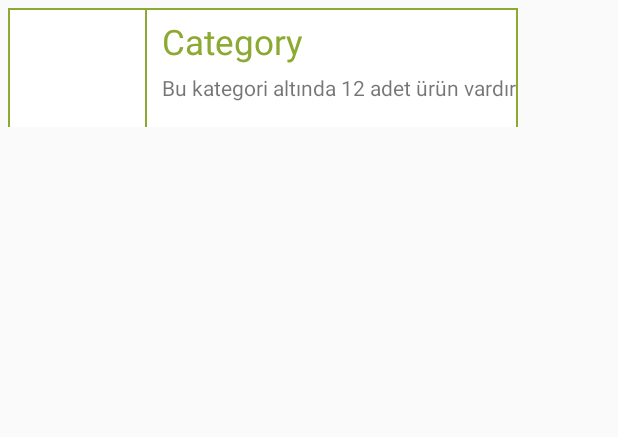
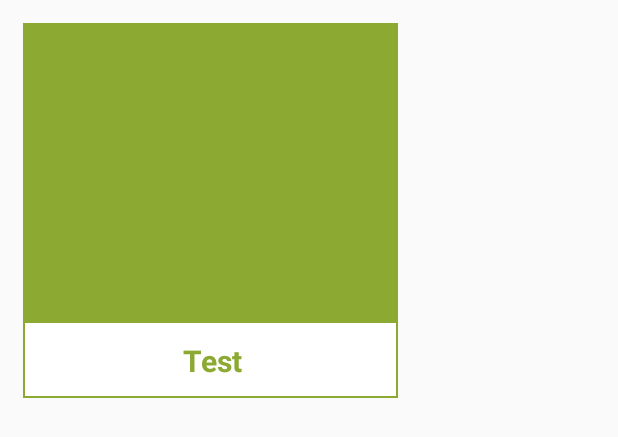
Before and after one commit to erdembingol/EMUA, an Android app: the layout single_item_in_category_list.xml on its own in the app's theme, with its tools: preview values and no code run, on a phone screen of 412 x 824 dp. Shown: the top 437 px of the screen. Run offline under Robolectric (Android 15) with nearby library versions, the phone set to English and light mode, and no system bars.

Commit message:
Emua Project
- Tasarım tamamlandı

```diff
--- a/app/src/main/AndroidManifest.xml
+++ b/app/src/main/AndroidManifest.xml
@@ -12,7 +12,7 @@
 
     <application
         android:allowBackup="true"
-        android:icon="@mipmap/icon_emua_color"
+        android:icon="@mipmap/logo"
         android:label="@string/app_name"
         android:supportsRtl="true"
         android:theme="@style/AppTheme">
--- a/app/src/main/java/com/evrekaguys/myapplication/activity/StartActivity.java
+++ b/app/src/main/java/com/evrekaguys/myapplication/activity/StartActivity.java
@@ -6,6 +6,7 @@ import android.os.Bundle;
 import android.view.MotionEvent;
 import android.view.View;
 import android.widget.ImageView;
+import android.widget.Toast;
 
 import com.evrekaguys.myapplication.R;
 import com.evrekaguys.myapplication.activity.base.BaseActivity;
@@ -62,4 +63,8 @@ public class StartActivity extends BaseActivity {
         return licenced;
 
     }
+
+    public void update(View v) {
+        Toast.makeText(getApplicationContext(), "There is no update...", Toast.LENGTH_SHORT).show();
+    }
 }
--- a/app/src/main/java/com/evrekaguys/myapplication/adaptor/CategoryListAdapter.java
+++ b/app/src/main/java/com/evrekaguys/myapplication/adaptor/CategoryListAdapter.java
@@ -47,9 +47,6 @@ public class CategoryListAdapter extends ArrayAdapter<String> {
 		ImageView imageView = (ImageView) gridView.findViewById(R.id.grid_item_image);
 		imageView.setImageBitmap(imgid.get(position));
 
-		TextView extratxt = (TextView) gridView.findViewById(R.id.category_description_label);
-		extratxt.setText("Bu kategori altında " + categoryInfo[1] + " adet ürün vardır.");
-
 		return gridView;
 
 	}
--- a/app/src/main/res/layout-sw320dp/single_item_in_category_list.xml
+++ b/app/src/main/res/layout-sw320dp/single_item_in_category_list.xml
@@ -1,74 +1,50 @@
 <?xml version="1.0" encoding="utf-8"?>
 <LinearLayout xmlns:android="http://schemas.android.com/apk/res/android"
-    android:layout_width="wrap_content"
-    android:layout_height="90dp"
-    android:orientation="horizontal"
-    android:paddingLeft="5dp"
-    android:paddingTop="5dp"
-    android:paddingRight="5dp"
-    android:paddingBottom="5dp">
+    android:layout_width="250dp"
+    android:layout_height="250dp"
+    android:layout_marginTop="15dp"
+    android:layout_marginRight="15dp"
+    android:layout_marginLeft="15dp"
+    android:layout_marginBottom="15dp"
+    android:orientation="vertical"
+    android:background="@drawable/product">
 
-    <LinearLayout
-        android:orientation="vertical"
-        android:layout_width="wrap_content"
-        android:layout_height="80dp"
-        android:background="#8ca932">
-
-        <LinearLayout
-            android:orientation="vertical"
-            android:layout_width="wrap_content"
-            android:layout_height="78dp"
-            android:background="#ffffff"
-            android:layout_marginLeft="1dp"
-            android:layout_marginTop="1dp"
-            android:layout_marginBottom="1dp">
-
-            <ImageView
-                android:id="@+id/grid_item_image"
-                android:layout_width="90dp"
-                android:layout_height="78dp"
-                android:scaleType="fitXY">
-            </ImageView>
-        </LinearLayout>
-    </LinearLayout>
+    <ImageView
+        android:id="@+id/grid_item_image"
+        android:layout_width="250dp"
+        android:layout_height="200dp"
+        android:scaleType="fitXY"
+        android:paddingLeft="1dp"
+        android:paddingRight="1dp"
+        android:paddingTop="1dp"
+        android:paddingBottom="1dp" />
 
     <LinearLayout
         android:orientation="vertical"
         android:layout_width="match_parent"
-        android:layout_height="80dp"
-        android:background="#8ca932">
+        android:layout_height="match_parent">
 
         <LinearLayout
+            android:orientation="vertical"
             android:layout_width="match_parent"
-            android:layout_height="78dp"
-            android:orientation="vertical"
-            android:paddingLeft="10dp"
+            android:layout_height="match_parent"
             android:background="#ffffff"
-            android:layout_marginTop="1dp"
+            android:layout_marginLeft="1dp"
             android:layout_marginRight="1dp"
-            android:layout_marginBottom="1dp"
-            android:layout_marginLeft="1dp">
+            android:layout_marginBottom="1dp">
 
             <TextView
                 android:id="@+id/category_name_label"
-                android:layout_width="wrap_content"
-                android:layout_height="wrap_content"
-                android:text="Category"
-                android:layout_marginTop="5dp"
-                android:textSize="23dp"
-                android:textColor="#8ca932">
-            </TextView>
-
-            <TextView
-                android:id="@+id/category_description_label"
-                android:layout_width="wrap_content"
-                android:layout_height="wrap_content"
-                android:text="Bu kategori altında 12 adet ürün vardır"
-                android:layout_marginTop="5dp"
-                android:textSize="14dp" >
-            </TextView>
+                android:text="Test"
+                android:layout_width="250dp"
+                android:layout_height="50dp"
+                android:gravity="center"
+                android:textSize="20dp"
+                android:textStyle="bold"
+                android:textColor="#8ca932"
+                android:foregroundGravity="center"
+                android:background="#ffffff" />
         </LinearLayout>
     </LinearLayout>
 
-
 </LinearLayout>
--- a/app/src/main/res/layout-sw480dp/single_item_in_category_list.xml
+++ b/app/src/main/res/layout-sw480dp/single_item_in_category_list.xml
@@ -1,74 +1,50 @@
 <?xml version="1.0" encoding="utf-8"?>
 <LinearLayout xmlns:android="http://schemas.android.com/apk/res/android"
-    android:layout_width="wrap_content"
-    android:layout_height="120dp"
-    android:orientation="horizontal"
-    android:paddingLeft="5dp"
-    android:paddingTop="5dp"
-    android:paddingRight="5dp"
-    android:paddingBottom="5dp">
+    android:layout_width="300dp"
+    android:layout_height="300dp"
+    android:layout_marginTop="15dp"
+    android:layout_marginRight="15dp"
+    android:layout_marginLeft="15dp"
+    android:layout_marginBottom="15dp"
+    android:orientation="vertical"
+    android:background="@drawable/product">
 
-    <LinearLayout
-        android:orientation="vertical"
-        android:layout_width="wrap_content"
-        android:layout_height="110dp"
-        android:background="#8ca932">
-
-        <LinearLayout
-            android:orientation="vertical"
-            android:layout_width="wrap_content"
-            android:layout_height="108dp"
-            android:background="#ffffff"
-            android:layout_marginLeft="1dp"
-            android:layout_marginTop="1dp"
-            android:layout_marginBottom="1dp">
-
-            <ImageView
-                android:id="@+id/grid_item_image"
-                android:layout_width="130dp"
-                android:layout_height="108dp"
-                android:scaleType="fitXY">
-            </ImageView>
-        </LinearLayout>
-    </LinearLayout>
+    <ImageView
+        android:id="@+id/grid_item_image"
+        android:layout_width="300dp"
+        android:layout_height="240dp"
+        android:scaleType="fitXY"
+        android:paddingLeft="1dp"
+        android:paddingRight="1dp"
+        android:paddingTop="1dp"
+        android:paddingBottom="1dp" />
 
     <LinearLayout
         android:orientation="vertical"
         android:layout_width="match_parent"
-        android:layout_height="110dp"
-        android:background="#8ca932">
+        android:layout_height="match_parent">
 
         <LinearLayout
+            android:orientation="vertical"
             android:layout_width="match_parent"
-            android:layout_height="108dp"
-            android:orientation="vertical"
-            android:paddingLeft="10dp"
+            android:layout_height="match_parent"
             android:background="#ffffff"
-            android:layout_marginTop="1dp"
+            android:layout_marginLeft="1dp"
             android:layout_marginRight="1dp"
-            android:layout_marginBottom="1dp"
-            android:layout_marginLeft="1dp">
+            android:layout_marginBottom="1dp">
 
             <TextView
                 android:id="@+id/category_name_label"
-                android:layout_width="wrap_content"
-                android:layout_height="wrap_content"
-                android:text="Category"
-                android:layout_marginTop="5dp"
-                android:textSize="24dp"
-                android:textColor="#8ca932">
-            </TextView>
-
-            <TextView
-                android:id="@+id/category_description_label"
-                android:layout_width="wrap_content"
-                android:layout_height="wrap_content"
-                android:text="Bu kategori altında 12 adet ürün vardır"
-                android:layout_marginTop="5dp"
-                android:textSize="18dp" >
-            </TextView>
+                android:text="Test"
+                android:layout_width="300dp"
+                android:layout_height="60dp"
+                android:gravity="center"
+                android:textSize="25dp"
+                android:textStyle="bold"
+                android:textColor="#8ca932"
+                android:foregroundGravity="center"
+                android:background="#ffffff" />
         </LinearLayout>
     </LinearLayout>
 
-
 </LinearLayout>
--- a/app/src/main/res/layout-sw600dp/single_item_in_category_list.xml
+++ b/app/src/main/res/layout-sw600dp/single_item_in_category_list.xml
@@ -1,74 +1,50 @@
 <?xml version="1.0" encoding="utf-8"?>
 <LinearLayout xmlns:android="http://schemas.android.com/apk/res/android"
-    android:layout_width="wrap_content"
-    android:layout_height="90dp"
-    android:orientation="horizontal"
-    android:paddingLeft="5dp"
-    android:paddingTop="5dp"
-    android:paddingRight="5dp"
-    android:paddingBottom="5dp">
+    android:layout_width="250dp"
+    android:layout_height="250dp"
+    android:layout_marginTop="15dp"
+    android:layout_marginRight="15dp"
+    android:layout_marginLeft="15dp"
+    android:layout_marginBottom="15dp"
+    android:orientation="vertical"
+    android:background="@drawable/product">
 
-    <LinearLayout
-        android:orientation="vertical"
-        android:layout_width="wrap_content"
-        android:layout_height="80dp"
-        android:background="#8ca932">
-
-        <LinearLayout
-            android:orientation="vertical"
-            android:layout_width="wrap_content"
-            android:layout_height="78dp"
-            android:background="#ffffff"
-            android:layout_marginLeft="1dp"
-            android:layout_marginTop="1dp"
-            android:layout_marginBottom="1dp">
-
-            <ImageView
-                android:id="@+id/grid_item_image"
-                android:layout_width="90dp"
-                android:layout_height="78dp"
-                android:scaleType="fitXY">
-            </ImageView>
-        </LinearLayout>
-    </LinearLayout>
+    <ImageView
+        android:id="@+id/grid_item_image"
+        android:layout_width="250dp"
+        android:layout_height="200dp"
+        android:scaleType="fitXY"
+        android:paddingLeft="1dp"
+        android:paddingRight="1dp"
+        android:paddingTop="1dp"
+        android:paddingBottom="1dp" />
 
     <LinearLayout
         android:orientation="vertical"
         android:layout_width="match_parent"
-        android:layout_height="80dp"
-        android:background="#8ca932">
+        android:layout_height="match_parent">
 
         <LinearLayout
+            android:orientation="vertical"
             android:layout_width="match_parent"
-            android:layout_height="78dp"
-            android:orientation="vertical"
-            android:paddingLeft="10dp"
+            android:layout_height="match_parent"
             android:background="#ffffff"
-            android:layout_marginTop="1dp"
+            android:layout_marginLeft="1dp"
             android:layout_marginRight="1dp"
-            android:layout_marginBottom="1dp"
-            android:layout_marginLeft="1dp">
+            android:layout_marginBottom="1dp">
 
             <TextView
                 android:id="@+id/category_name_label"
-                android:layout_width="wrap_content"
-                android:layout_height="wrap_content"
-                android:text="Category"
-                android:layout_marginTop="5dp"
-                android:textSize="23dp"
-                android:textColor="#8ca932">
-            </TextView>
-
-            <TextView
-                android:id="@+id/category_description_label"
-                android:layout_width="wrap_content"
-                android:layout_height="wrap_content"
-                android:text="Bu kategori altında 12 adet ürün vardır"
-                android:layout_marginTop="5dp"
-                android:textSize="14dp" >
-            </TextView>
+                android:text="Test"
+                android:layout_width="250dp"
+                android:layout_height="50dp"
+                android:gravity="center"
+                android:textSize="20dp"
+                android:textStyle="bold"
+                android:textColor="#8ca932"
+                android:foregroundGravity="center"
+                android:background="#ffffff" />
         </LinearLayout>
     </LinearLayout>
 
-
 </LinearLayout>
--- a/app/src/main/res/layout-sw720dp/single_item_in_category_list.xml
+++ b/app/src/main/res/layout-sw720dp/single_item_in_category_list.xml
@@ -1,74 +1,50 @@
 <?xml version="1.0" encoding="utf-8"?>
 <LinearLayout xmlns:android="http://schemas.android.com/apk/res/android"
-    android:layout_width="wrap_content"
-    android:layout_height="140dp"
-    android:orientation="horizontal"
-    android:paddingLeft="5dp"
-    android:paddingTop="5dp"
-    android:paddingRight="5dp"
-    android:paddingBottom="5dp">
+    android:layout_width="300dp"
+    android:layout_height="300dp"
+    android:layout_marginTop="15dp"
+    android:layout_marginRight="15dp"
+    android:layout_marginLeft="15dp"
+    android:layout_marginBottom="15dp"
+    android:orientation="vertical"
+    android:background="@drawable/product">
 
-    <LinearLayout
-        android:orientation="vertical"
-        android:layout_width="wrap_content"
-        android:layout_height="110dp"
-        android:background="#8ca932">
-
-        <LinearLayout
-            android:orientation="vertical"
-            android:layout_width="wrap_content"
-            android:layout_height="108dp"
-            android:background="#ffffff"
-            android:layout_marginLeft="1dp"
-            android:layout_marginTop="1dp"
-            android:layout_marginBottom="1dp">
-
-            <ImageView
-                android:id="@+id/grid_item_image"
-                android:layout_width="130dp"
-                android:layout_height="108dp"
-                android:scaleType="fitXY">
-            </ImageView>
-        </LinearLayout>
-    </LinearLayout>
+    <ImageView
+        android:id="@+id/grid_item_image"
+        android:layout_width="300dp"
+        android:layout_height="240dp"
+        android:scaleType="fitXY"
+        android:paddingLeft="1dp"
+        android:paddingRight="1dp"
+        android:paddingTop="1dp"
+        android:paddingBottom="1dp" />
 
     <LinearLayout
         android:orientation="vertical"
         android:layout_width="match_parent"
-        android:layout_height="110dp"
-        android:background="#8ca932">
+        android:layout_height="match_parent">
 
         <LinearLayout
+            android:orientation="vertical"
             android:layout_width="match_parent"
-            android:layout_height="108dp"
-            android:orientation="vertical"
-            android:paddingLeft="10dp"
+            android:layout_height="match_parent"
             android:background="#ffffff"
-            android:layout_marginTop="1dp"
+            android:layout_marginLeft="1dp"
             android:layout_marginRight="1dp"
-            android:layout_marginBottom="1dp"
-            android:layout_marginLeft="1dp">
+            android:layout_marginBottom="1dp">
 
             <TextView
                 android:id="@+id/category_name_label"
-                android:layout_width="wrap_content"
-                android:layout_height="wrap_content"
-                android:text="Category"
-                android:layout_marginTop="5dp"
-                android:textSize="30dp"
-                android:textColor="#8ca932">
-            </TextView>
-
-            <TextView
-                android:id="@+id/category_description_label"
-                android:layout_width="wrap_content"
-                android:layout_height="wrap_content"
-                android:text="Bu kategori altında 12 adet ürün vardır"
-                android:layout_marginTop="5dp"
-                android:textSize="18dp" >
-            </TextView>
+                android:text="Test"
+                android:layout_width="300dp"
+                android:layout_height="60dp"
+                android:gravity="center"
+                android:textSize="25dp"
+                android:textStyle="bold"
+                android:textColor="#8ca932"
+                android:foregroundGravity="center"
+                android:background="#ffffff" />
         </LinearLayout>
     </LinearLayout>
 
-
 </LinearLayout>
--- a/app/src/main/res/layout/activity_start.xml
+++ b/app/src/main/res/layout/activity_start.xml
@@ -28,7 +28,7 @@
                 android:layout_width="wrap_content"
                 android:layout_height="wrap_content"
                 android:text="Menüye Buyrun..."
-                android:textSize="35sp"
+                android:textSize="20sp"
                 android:layout_centerInParent="true"
                 android:textColor="#8ca932"
                 android:textStyle="bold|italic"
@@ -52,7 +52,7 @@
                 android:gravity="center"
                 android:layout_above="@+id/textView7"
                 android:layout_alignParentLeft="true"
-                android:textSize="14dp"
+                android:textSize="10dp"
                 android:textStyle="italic" />
 
             <TextView
@@ -66,7 +66,7 @@
                 android:layout_alignParentBottom="true"
                 android:layout_alignParentLeft="true"
                 android:layout_alignParentStart="true"
-                android:textSize="14dp"
+                android:textSize="10dp"
                 android:textStyle="italic" />
 
         </LinearLayout>
--- a/app/src/main/res/layout/single_item_in_category_list.xml
+++ b/app/src/main/res/layout/single_item_in_category_list.xml
@@ -1,74 +1,50 @@
 <?xml version="1.0" encoding="utf-8"?>
 <LinearLayout xmlns:android="http://schemas.android.com/apk/res/android"
-    android:layout_width="wrap_content"
-    android:layout_height="90dp"
-    android:orientation="horizontal"
-    android:paddingLeft="5dp"
-    android:paddingTop="5dp"
-    android:paddingRight="5dp"
-    android:paddingBottom="5dp">
+    android:layout_width="250dp"
+    android:layout_height="250dp"
+    android:layout_marginTop="15dp"
+    android:layout_marginRight="15dp"
+    android:layout_marginLeft="15dp"
+    android:layout_marginBottom="15dp"
+    android:orientation="vertical"
+    android:background="@drawable/product">
 
-    <LinearLayout
-        android:orientation="vertical"
-        android:layout_width="wrap_content"
-        android:layout_height="80dp"
-        android:background="#8ca932">
-
-        <LinearLayout
-            android:orientation="vertical"
-            android:layout_width="wrap_content"
-            android:layout_height="78dp"
-            android:background="#ffffff"
-            android:layout_marginLeft="1dp"
-            android:layout_marginTop="1dp"
-            android:layout_marginBottom="1dp">
-
-            <ImageView
-                android:id="@+id/grid_item_image"
-                android:layout_width="90dp"
-                android:layout_height="78dp"
-                android:scaleType="fitXY">
-            </ImageView>
-        </LinearLayout>
-    </LinearLayout>
+    <ImageView
+        android:id="@+id/grid_item_image"
+        android:layout_width="250dp"
+        android:layout_height="200dp"
+        android:scaleType="fitXY"
+        android:paddingLeft="1dp"
+        android:paddingRight="1dp"
+        android:paddingTop="1dp"
+        android:paddingBottom="1dp" />
 
     <LinearLayout
         android:orientation="vertical"
         android:layout_width="match_parent"
-        android:layout_height="80dp"
-        android:background="#8ca932">
+        android:layout_height="match_parent">
 
         <LinearLayout
+            android:orientation="vertical"
             android:layout_width="match_parent"
-            android:layout_height="78dp"
-            android:orientation="vertical"
-            android:paddingLeft="10dp"
+            android:layout_height="match_parent"
             android:background="#ffffff"
-            android:layout_marginTop="1dp"
+            android:layout_marginLeft="1dp"
             android:layout_marginRight="1dp"
-            android:layout_marginBottom="1dp"
-            android:layout_marginLeft="1dp">
+            android:layout_marginBottom="1dp">
 
             <TextView
                 android:id="@+id/category_name_label"
-                android:layout_width="wrap_content"
-                android:layout_height="wrap_content"
-                android:text="Category"
-                android:layout_marginTop="5dp"
-                android:textSize="23dp"
-                android:textColor="#8ca932">
-            </TextView>
-
-            <TextView
-                android:id="@+id/category_description_label"
-                android:layout_width="wrap_content"
-                android:layout_height="wrap_content"
-                android:text="Bu kategori altında 12 adet ürün vardır"
-                android:layout_marginTop="5dp"
-                android:textSize="14dp" >
-            </TextView>
+                android:text="Test"
+                android:layout_width="250dp"
+                android:layout_height="50dp"
+                android:gravity="center"
+                android:textSize="20dp"
+                android:textStyle="bold"
+                android:textColor="#8ca932"
+                android:foregroundGravity="center"
+                android:background="#ffffff" />
         </LinearLayout>
     </LinearLayout>
 
-
 </LinearLayout>
```
Also changed, not shown: app/src/main/res/layout-sw320dp/activity_category_list.xml (+19 -8 lines), app/src/main/res/layout-sw320dp/activity_start.xml (+32 -0 lines), app/src/main/res/layout-sw480dp/activity_category_list.xml (+19 -8 lines), app/src/main/res/layout-sw480dp/activity_start.xml (+32 -0 lines), app/src/main/res/layout-sw600dp/activity_category_list.xml (+19 -8 lines), app/src/main/res/layout-sw600dp/activity_start.xml (+32 -0 lines), app/src/main/res/layout-sw720dp/activity_category_list.xml (+19 -8 lines), app/src/main/res/layout-sw720dp/activity_start.xml (+32 -0 lines), app/src/main/res/drawable/update.png (added), app/src/main/res/drawable/update_.png (added), app/src/main/res/mipmap-hdpi/logo.png (added).
